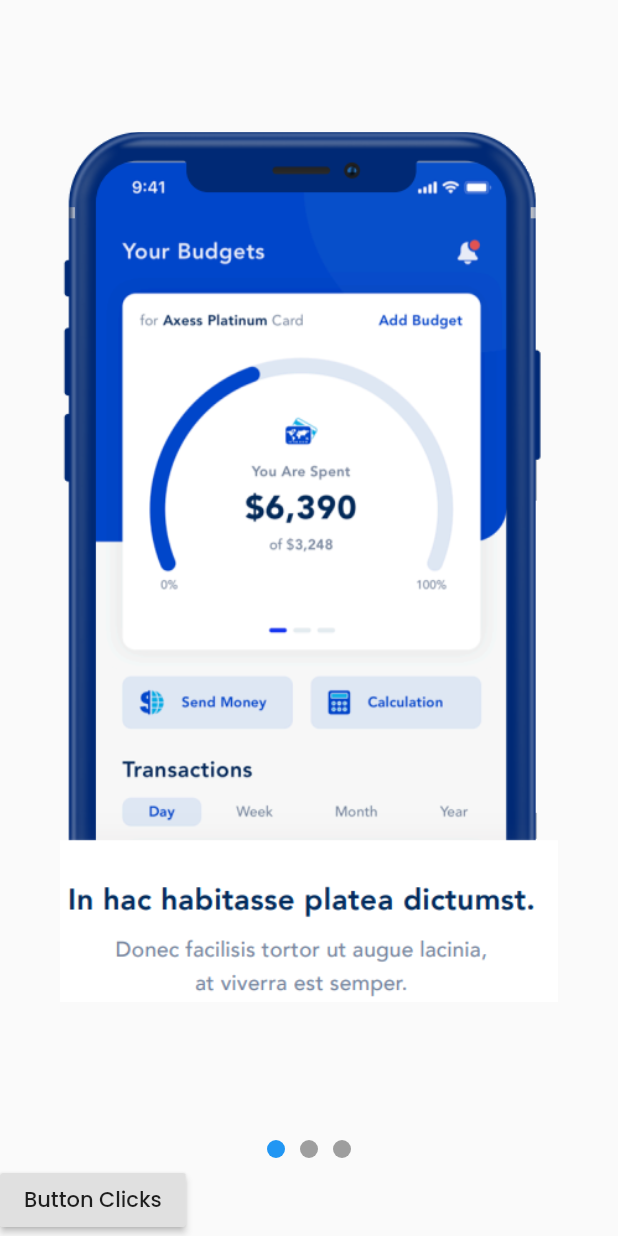
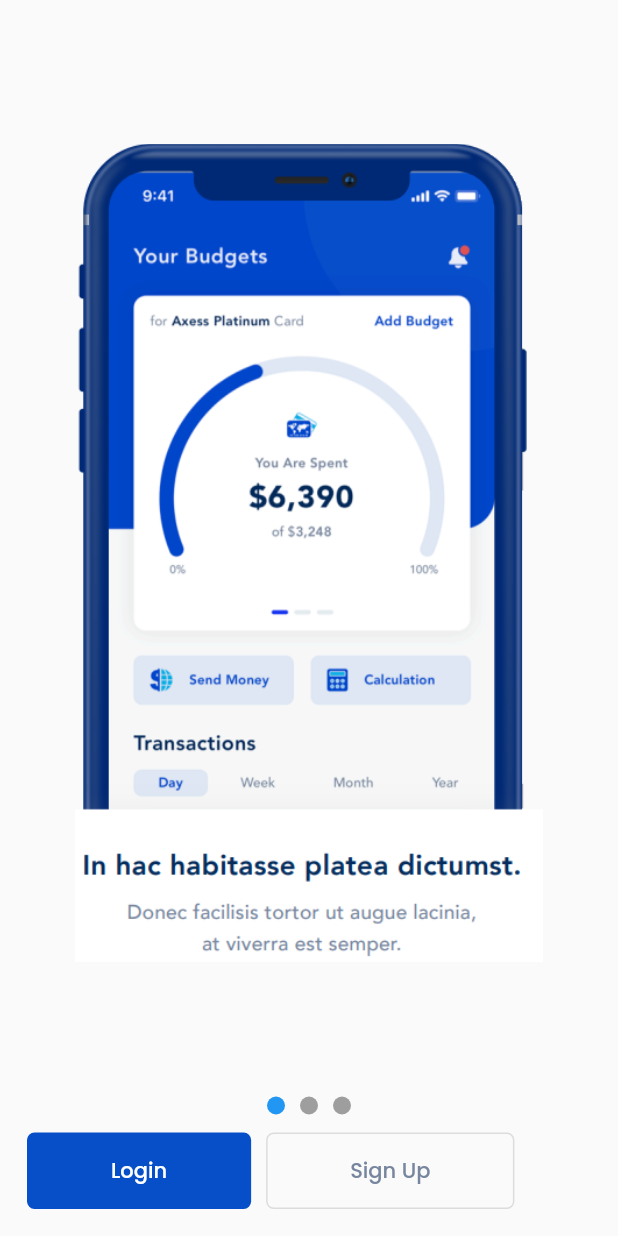
Before and after one commit to sixtoromero/bankapp, a Flutter app: the screen it shows after launch, on a phone screen of 412 x 824 dp. Run offline on Flutter 3.47's test engine with Material 2 defaults, Android fonts, the phone set to English and light mode, and no system bars; our stand-ins replace flutter_svg, google_fonts.

Commit message:
Se aplican cambios para crear la pantalla de login y presentacion

```diff
--- a/lib/main.dart
+++ b/lib/main.dart
@@ -1,9 +1,6 @@
-import 'package:blankapp/ui/screens/home/home_screen.dart';
-import 'package:blankapp/ui/screens/login/login_screen.dart';
+import 'package:blankapp/ui/screens/login/presentation_screen.dart';
 import 'package:flutter/material.dart';
-
 import 'routes.dart';
-
 import 'ui/shared/theme.dart';
 
 void main() => runApp(MyApp());
@@ -15,7 +12,7 @@ class MyApp extends StatelessWidget {
       title: 'BankApp',
       theme: lightTheme(),
       debugShowCheckedModeBanner: false,
-      initialRoute: LoginScreen.routeName,
+      initialRoute: PresentationScreen.routeName,
       routes: appRoutes,
     );
   }
--- a/lib/routes.dart
+++ b/lib/routes.dart
@@ -1,9 +1,12 @@
 import 'package:blankapp/ui/screens/home/home_screen.dart';
+import 'package:blankapp/ui/screens/login/login_screen.dart';
+import 'package:blankapp/ui/screens/login/presentation_screen.dart';
 import 'package:flutter/material.dart';
 
-import 'ui/screens/login/login_screen.dart';
+
 
 final Map<String, WidgetBuilder> appRoutes = {
   HomeScreen.routeName: (_) => HomeScreen(),
-  LoginScreen.routeName: (_) => LoginScreen()
+  PresentationScreen.routeName: (_) => PresentationScreen(),
+  LoginScreen.routeName: (_) => LoginScreen(),
 };
--- /dev/null
+++ b/lib/ui/screens/login/presentation_screen.dart
@@ -0,0 +1,80 @@
+import 'package:blankapp/models/slider_model.dart';
+import 'package:blankapp/ui/screens/login/login_screen.dart';
+import 'package:blankapp/ui/widgets/dots_widgets.dart';
+import 'package:blankapp/ui/widgets/slides_widgets.dart';
+import 'package:flutter/material.dart';
+import 'package:provider/provider.dart';
+
+
+class PresentationScreen extends StatelessWidget {
+  static String routeName = 'presentationScreen';
+
+  @override
+  Widget build(BuildContext context) {
+    return ChangeNotifierProvider(
+      create: (_) => new SliderModel(),
+      child: Scaffold(
+        body: Padding(
+          padding: const EdgeInsets.all(10.0),
+          child: Center(
+            child: Column(
+              children: [
+                Expanded(
+                  child: Slides()
+                ),
+                Dots(),
+                Center(
+                  child: Padding(
+                    padding: const EdgeInsets.all(8.0),
+                    child: Row(
+                      crossAxisAlignment: CrossAxisAlignment.center,
+                      children: [
+                        _buttonLogin(context),
+                        SizedBox(width: 10,),
+                        _buttonSignUp(context),
+                      ],
+                    ),
+                  ),
+                ),
+              ],
+            )
+          ),
+        ),
+      ),
+    );
+  }
+
+  Widget _buttonLogin(BuildContext context) {
+    return RaisedButton (
+      child: Container(
+        padding: EdgeInsets.symmetric(horizontal: 40.0, vertical: 15.0),
+        child: Text('Login'),
+      ),
+      shape: RoundedRectangleBorder(
+        borderRadius: BorderRadius.circular(5.0)
+      ),
+          elevation: 0.0,
+          color: Color(0XFF064FC8),
+          textColor: Colors.white,
+          onPressed: (){
+            //Navigator.pushReplacementNamed(context, LoginScreen.routeName);
+            Navigator.pushNamed(context, LoginScreen.routeName);
+          },
+    );
+  }
+
+  Widget _buttonSignUp(BuildContext context) {
+    return OutlineButton (
+      child: Container(
+        padding: EdgeInsets.symmetric(horizontal: 40.0, vertical: 15.0),
+        child: Text('Sign Up'),
+      ),
+      shape: RoundedRectangleBorder(
+        borderRadius: BorderRadius.circular(5.0)
+      ),
+      color: Colors.white,
+      textColor: Color(0XFF77869E),
+      onPressed: (){},
+    );
+  }
+}
```
Also changed, not shown: lib/ui/screens/login/login_screen.dart (+66 -18 lines), assets/images/f.png (added), assets/images/g.png (added), pubspec.yaml (line endings or trailing spaces).
